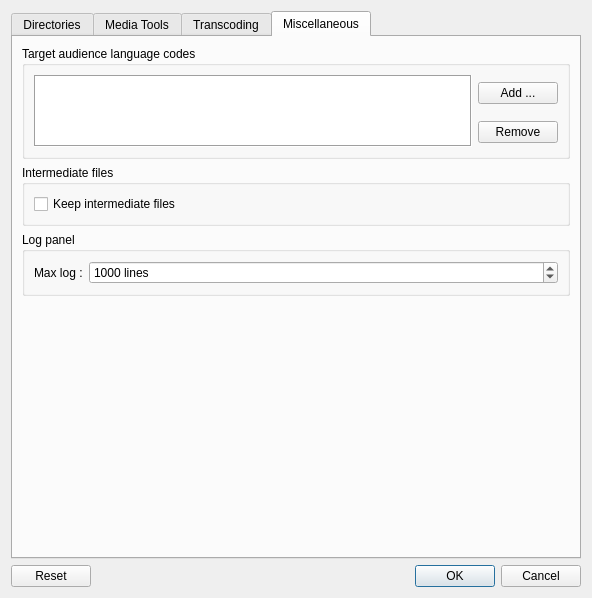
First picture: the form in src/QtlMovie/QtlMovieEditSettings.ui, repository qtlmovie/qtlmovie, before the edit.
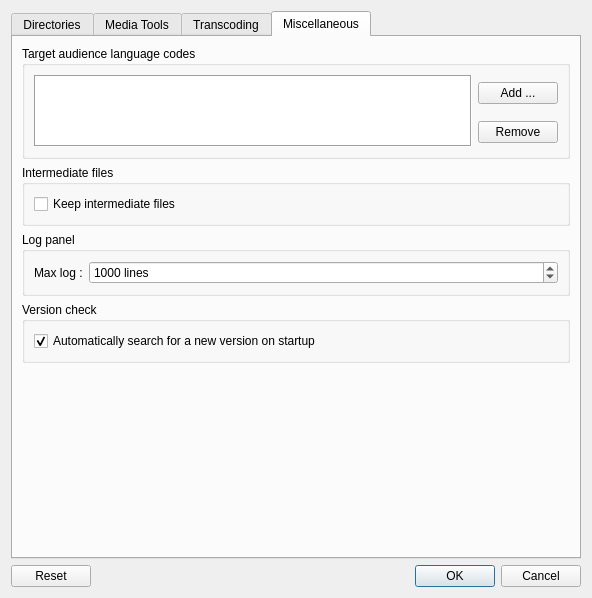
Second picture: the form after the edit. The open tabs and pages were chosen to show the change. Icons and pictures are not drawn. Custom widgets are drawn as their Qt base class.

Commit message: Completed online checking of new version

```diff
--- a/src/QtlMovie/QtlMovieEditSettings.ui
+++ b/src/QtlMovie/QtlMovieEditSettings.ui
@@ -757,6 +757,25 @@
          </layout>
         </widget>
        </item>
+       <item>
+        <widget class="QGroupBox" name="groupBoxVersionCheck">
+         <property name="title">
+          <string>Version check</string>
+         </property>
+         <layout class="QVBoxLayout" name="verticalLayout">
+          <item>
+           <widget class="QCheckBox" name="checkNewVersionCheck">
+            <property name="text">
+             <string>Automatically search for a new version on startup</string>
+            </property>
+            <property name="checked">
+             <bool>true</bool>
+            </property>
+           </widget>
+          </item>
+         </layout>
+        </widget>
+       </item>
        <item>
         <spacer name="spacerMisc">
          <property name="orientation">
```
The commit also changes 12 other files.
